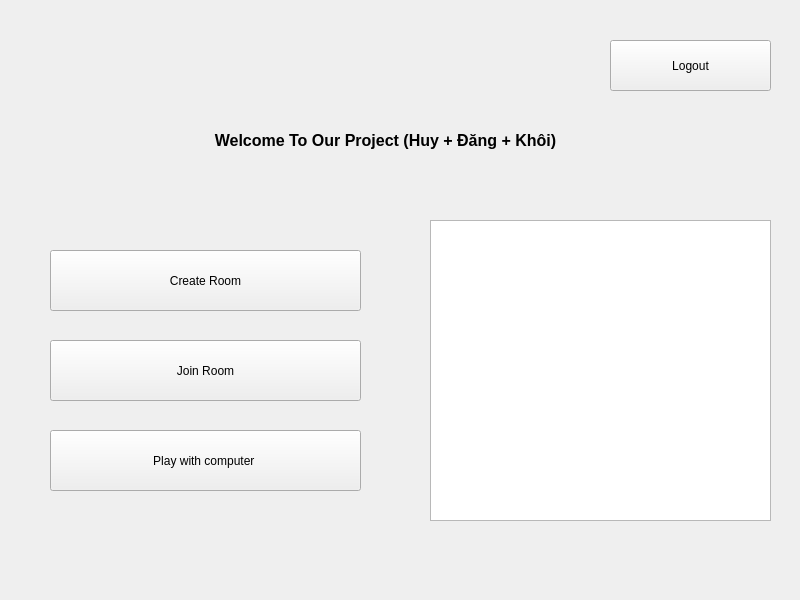
Above: DuoiHinhBatChu_Frontend/room.ui from evmosss/Qt-DuoiHinhBatChu before the change. Below: the same form after it.
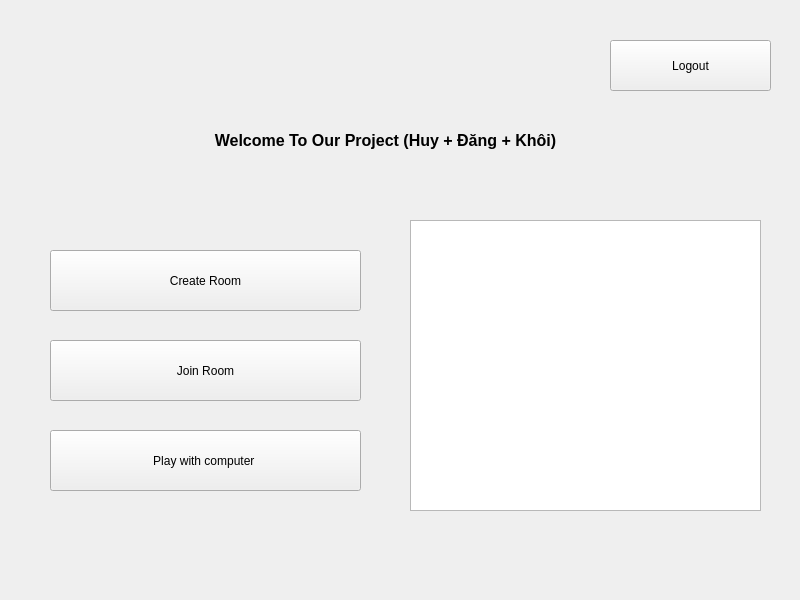
That is the form after the change. The open tabs and pages were chosen to show the change. Icons and pictures are not drawn.

Commit message: Add get list room feature

Diff of the .ui file:
```diff
--- a/DuoiHinhBatChu_Frontend/room.ui
+++ b/DuoiHinhBatChu_Frontend/room.ui
@@ -100,18 +100,15 @@
       <string>Play with computer </string>
      </property>
     </widget>
-    <widget class="QTextEdit" name="idRoomList">
+    <widget class="QTableWidget" name="idRoomList">
      <property name="geometry">
       <rect>
-       <x>430</x>
+       <x>410</x>
        <y>210</y>
-       <width>341</width>
-       <height>301</height>
+       <width>351</width>
+       <height>291</height>
       </rect>
      </property>
-     <property name="readOnly">
-      <bool>true</bool>
-     </property>
     </widget>
    </widget>
    <widget class="QWidget" name="ListRoom">
```
Left out of the diff: 2 changed lines with no effect on the pictures. The commit also changes 12 other files.
